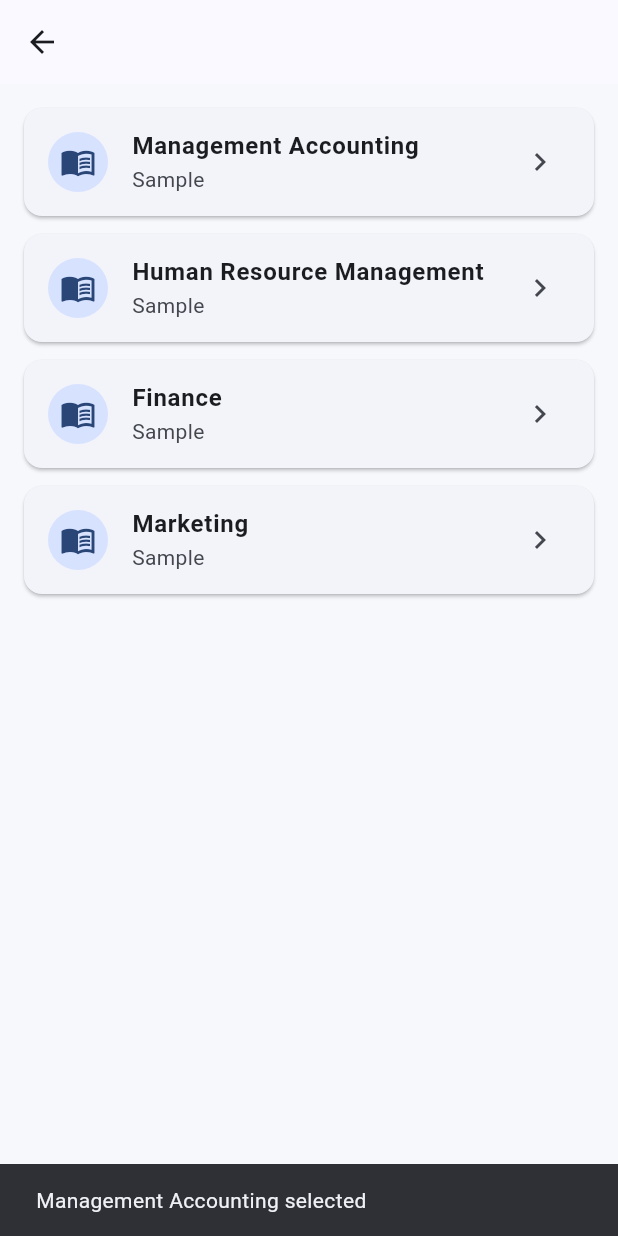
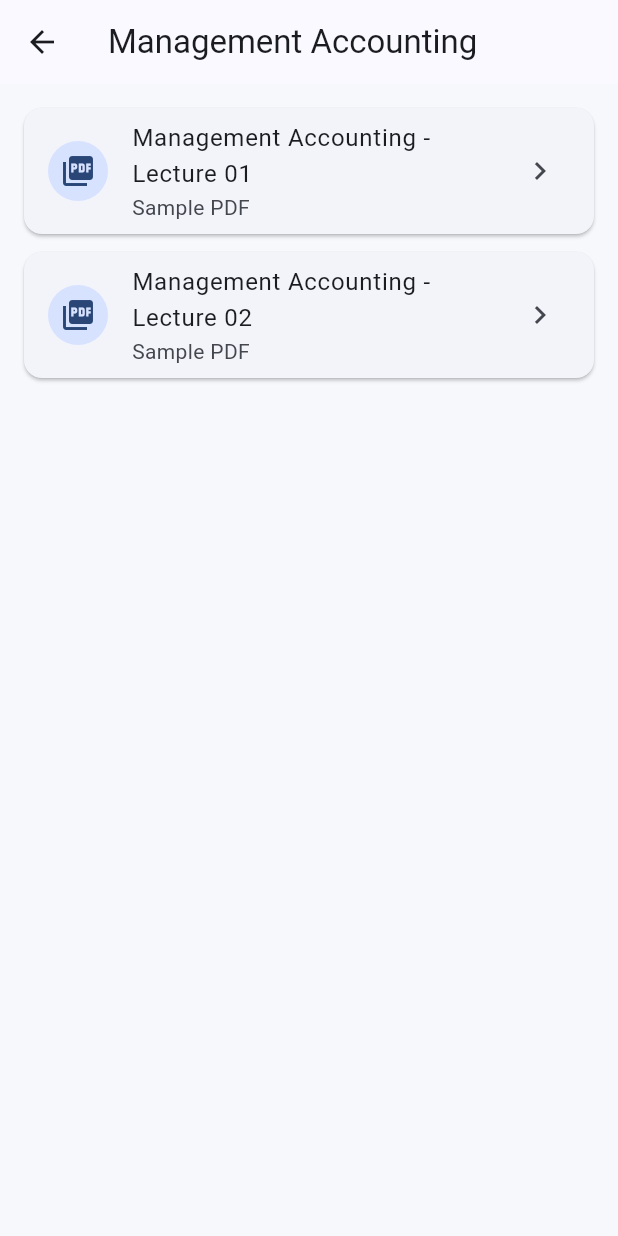
Before and after one commit to cultstudy/mgt38-study-companion, a Flutter app: the SubjectsScreen screen opened directly with empty values, after a tap on "Management Accounting", on a phone screen of 412 x 824 dp. Run offline on Flutter 3.47's test engine with Material 3 defaults, Android fonts, the phone set to English and light mode, and no system bars; missing offline and left inert: syncfusion_flutter_pdfviewer.

Commit message:
Connect subjects to study materials

```diff
--- /dev/null
+++ b/lib/screens/materials_list_screen.dart
@@ -0,0 +1,81 @@
+import 'package:flutter/material.dart';
+import 'pdf_reader_screen.dart';
+
+class MaterialsListScreen extends StatelessWidget {
+  final String subject;
+
+  const MaterialsListScreen({
+    super.key,
+    required this.subject,
+  });
+
+  @override
+  Widget build(BuildContext context) {
+    return Scaffold(
+      appBar: AppBar(
+        title: Text(subject),
+      ),
+      body: ListView(
+        padding: const EdgeInsets.all(16),
+        children: [
+          _MaterialCard(
+            title: '$subject - Lecture 01',
+            subtitle: 'Sample PDF',
+            onOpen: () {
+              Navigator.push(
+                context,
+                MaterialPageRoute(
+                  builder: (_) => const PdfReaderScreen(
+                    title: 'Sample PDF',
+                  ),
+                ),
+              );
+            },
+          ),
+          _MaterialCard(
+            title: '$subject - Lecture 02',
+            subtitle: 'Sample PDF',
+            onOpen: () {
+              Navigator.push(
+                context,
+                MaterialPageRoute(
+                  builder: (_) => const PdfReaderScreen(
+                    title: 'Sample PDF',
+                  ),
+                ),
+              );
+            },
+          ),
+        ],
+      ),
+    );
+  }
+}
+
+class _MaterialCard extends StatelessWidget {
+  final String title;
+  final String subtitle;
+  final VoidCallback onOpen;
+
+  const _MaterialCard({
+    required this.title,
+    required this.subtitle,
+    required this.onOpen,
+  });
+
+  @override
+  Widget build(BuildContext context) {
+    return Card(
+      margin: const EdgeInsets.only(bottom: 12),
+      child: ListTile(
+        leading: const CircleAvatar(
+          child: Icon(Icons.picture_as_pdf),
+        ),
+        title: Text(title),
+        subtitle: Text(subtitle),
+        trailing: const Icon(Icons.chevron_right),
+        onTap: onOpen,
+      ),
+    );
+  }
+}
--- a/lib/screens/subjects_screen.dart
+++ b/lib/screens/subjects_screen.dart
@@ -1,5 +1,6 @@
 import 'package:flutter/material.dart';
 import '../models/study_subject.dart';
+import 'materials_list_screen.dart';
 
 class SubjectsScreen extends StatelessWidget {
   final String semester;
@@ -47,10 +48,11 @@ class SubjectsScreen extends StatelessWidget {
               subtitle: Text(subject.code),
               trailing: const Icon(Icons.chevron_right),
               onTap: () {
-                ScaffoldMessenger.of(context).showSnackBar(
-                  SnackBar(
-                    content: Text(
-                      '${subject.name} selected',
+                Navigator.push(
+                  context,
+                  MaterialPageRoute(
+                    builder: (_) => MaterialsListScreen(
+                      subject: subject.name,
                     ),
                   ),
                 );
```
